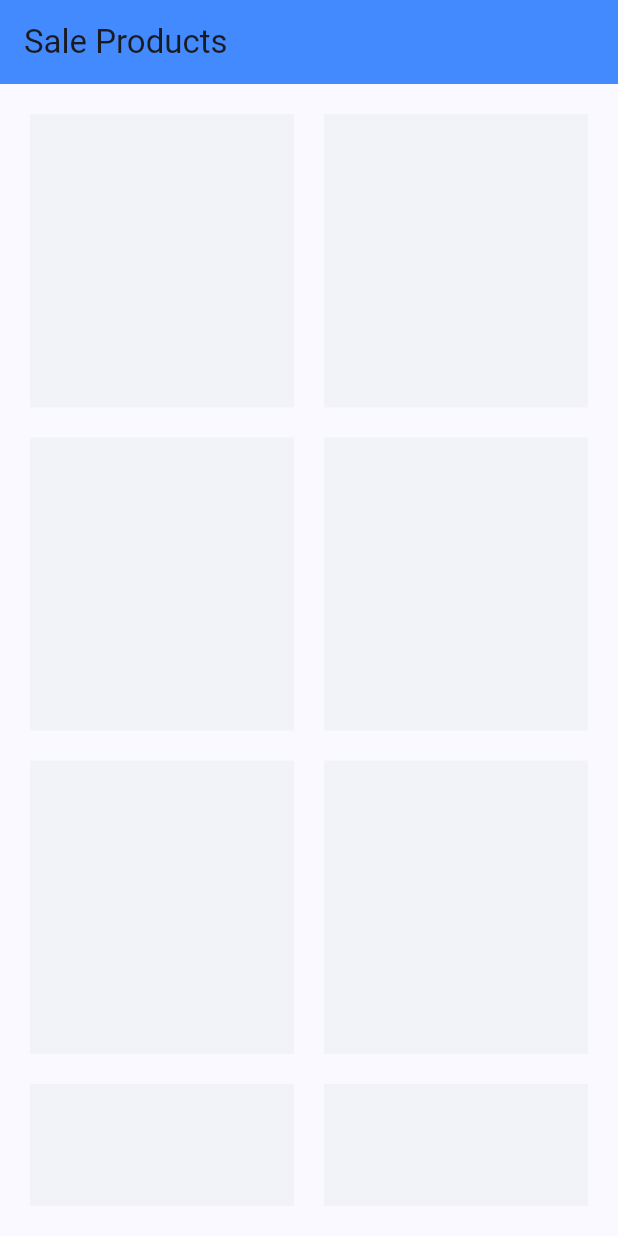
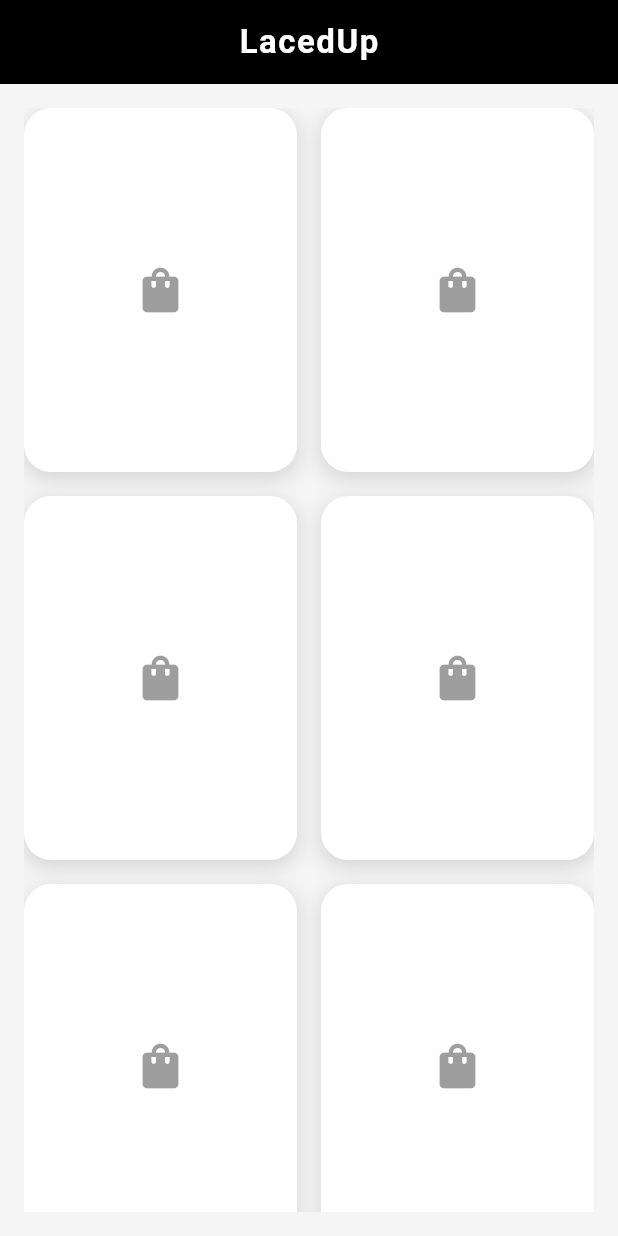
Before and after one commit to iamdipesh18/lacedup, a Flutter app: the screen it shows after launch, on a phone screen of 412 x 824 dp. Run offline on Flutter 3.47's test engine with Material 3 defaults, Android fonts, the light colour scheme and no system bars.

Commit message:
added cart screen and icon and updated home screen and matched their aesthetics

```diff
--- a/lib/screens/home/home_screen.dart
+++ b/lib/screens/home/home_screen.dart
@@ -6,24 +6,52 @@ class HomeScreen extends StatelessWidget {
   @override
   Widget build(BuildContext context) {
     return Scaffold(
+      backgroundColor: const Color(0xFFF5F5F5),
       appBar: AppBar(
-        title: const Text('Sale Products'),
-        backgroundColor: Colors.blueAccent,
-        //  actions: const [CartIcon()],
+        title: const Text(
+          'LacedUp',
+          style: TextStyle(
+            fontWeight: FontWeight.bold,
+            fontSize: 22,
+            letterSpacing: 1,
+          ),
+        ),
+        centerTitle: true,
+        elevation: 0,
+        backgroundColor: Colors.black,
+        foregroundColor: Colors.white,
       ),
       body: Padding(
-        padding: const EdgeInsets.all(20),
+        padding: const EdgeInsets.all(16),
         child: GridView.builder(
           gridDelegate: const SliverGridDelegateWithFixedCrossAxisCount(
             crossAxisCount: 2,
-            mainAxisSpacing: 20,
-            crossAxisSpacing: 20,
-            childAspectRatio: 0.9,
-            ),
+            mainAxisSpacing: 16,
+            crossAxisSpacing: 16,
+            childAspectRatio: 0.75,
+          ),
           itemBuilder: (context, index) {
             return Container(
-              padding: EdgeInsets.all(20),
-              color: Color.fromRGBO(96, 125, 139, 0.05),
+              padding: const EdgeInsets.all(16),
+              decoration: BoxDecoration(
+                color: Colors.white,
+                borderRadius: BorderRadius.circular(18),
+                boxShadow: [
+                  BoxShadow(
+                    color: Colors.black12,
+                    blurRadius: 10,
+                    spreadRadius: 1,
+                    offset: Offset(0, 4),
+                  ),
+                ],
+              ),
+              child: const Center(
+                child: Icon(
+                  Icons.shopping_bag,
+                  size: 36,
+                  color: Colors.black38,
+                ),
+              ),
             );
           },
         ),
```
Also changed, not shown: lib/screens/cart/cart_screen.dart (added, +46 -0 lines), lib/shared/cart_icon.dart (added, +48 -0 lines).
